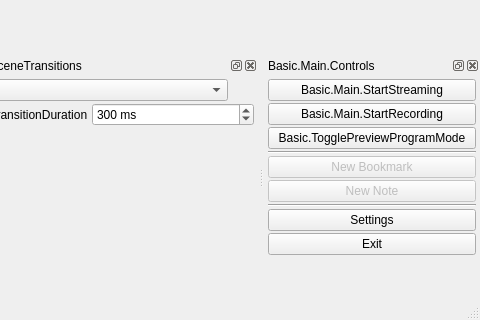
skimotv/SkimoMeetingRecorder, file UI/forms/OBSBasic.ui: the form before one commit; both pictures show x 599 to 1079 and y 410 to 730 of the 1079 by 730 pixel window.
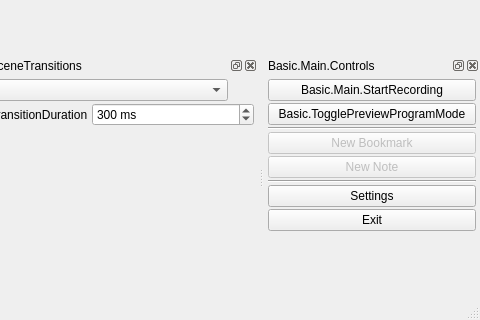
The form after the commit. The open tabs and pages were chosen to show the change. Icons and pictures are not drawn. Custom widgets are drawn as their Qt base class.

Commit message: Remove streaming features

The edit to the form file:
```diff
--- a/UI/forms/OBSBasic.ui
+++ b/UI/forms/OBSBasic.ui
@@ -1022,31 +1022,6 @@
      <property name="bottomMargin">
       <number>4</number>
      </property>
-     <item>
-      <widget class="QPushButton" name="streamButton">
-       <property name="enabled">
-        <bool>true</bool>
-       </property>
-       <property name="sizePolicy">
-        <sizepolicy hsizetype="Ignored" vsizetype="Fixed">
-         <horstretch>0</horstretch>
-         <verstretch>0</verstretch>
-        </sizepolicy>
-       </property>
-       <property name="minimumSize">
-        <size>
-         <width>150</width>
-         <height>0</height>
-        </size>
-       </property>
-       <property name="text">
-        <string>Basic.Main.StartStreaming</string>
-       </property>
-       <property name="checkable">
-        <bool>true</bool>
-       </property>
-      </widget>
-     </item>
      <item>
       <layout class="QHBoxLayout" name="recordingLayout">
        <property name="spacing">
```
Left out of the diff: 3 changed lines with no effect on the pictures. The commit also changes 2 other files.
